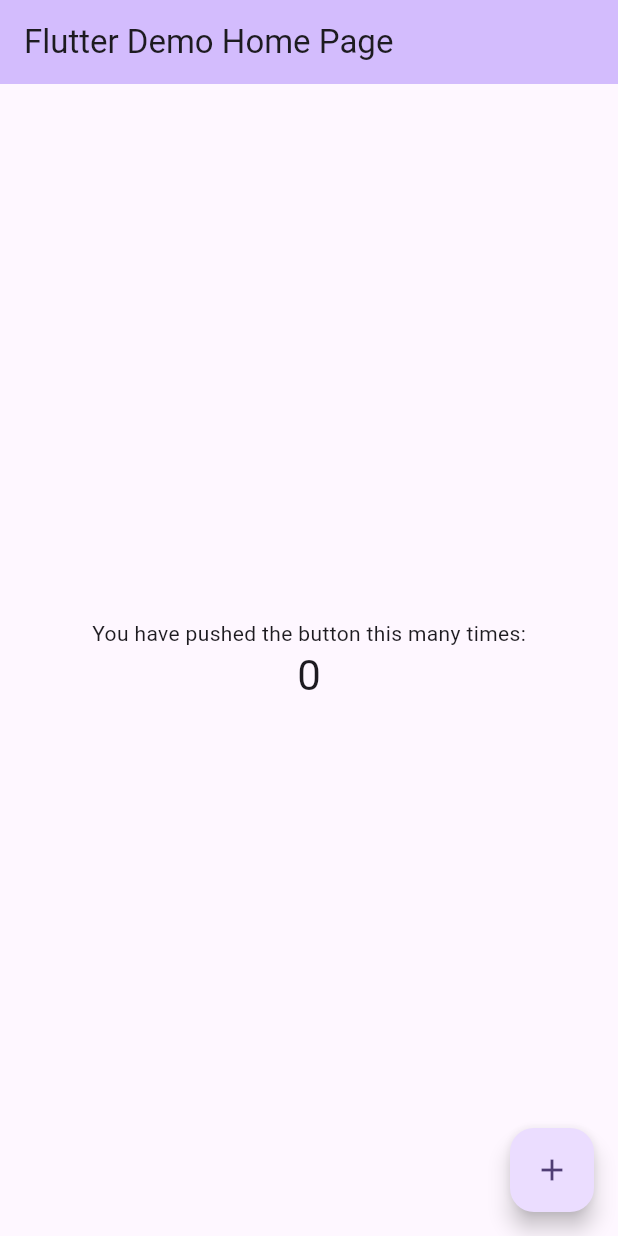
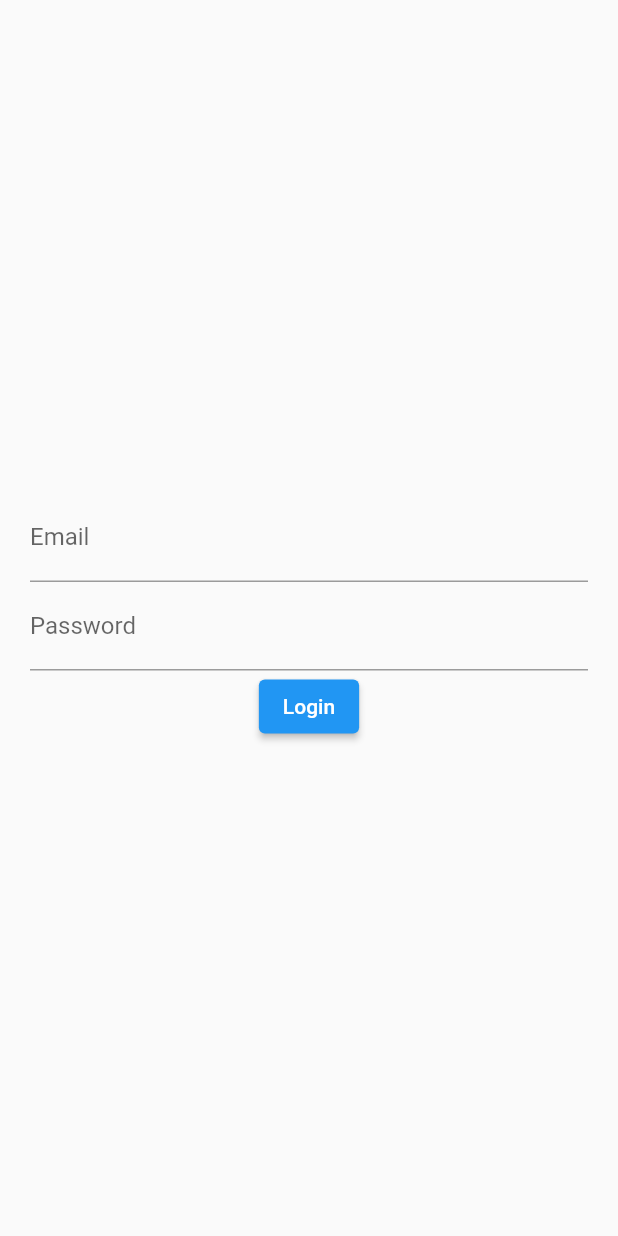
Before and after one commit to shyjutech/eduhabitapp, a Flutter app: the screen it shows after launch, on a phone screen of 412 x 824 dp. Run offline on Flutter 3.47's test engine with Material 2 defaults, Android fonts, the phone set to English and light mode, and no system bars; our stand-ins replace get.

Commit message:
Added boilerplate code

```diff
--- /dev/null
+++ b/eduhabit/lib/bindings/auth_binding.dart
@@ -0,0 +1,10 @@
+import 'package:get/get.dart';
+
+import '../controllers/auth_controller.dart';
+
+class AuthBinding extends Bindings {
+  @override
+  void dependencies() {
+    Get.lazyPut<AuthController>(() => AuthController());
+  }
+}
--- /dev/null
+++ b/eduhabit/lib/controllers/auth_controller.dart
@@ -0,0 +1,16 @@
+import 'package:get/get.dart';
+
+class AuthController extends GetxController {
+  var isLoading = false.obs;
+
+  Future<void> login(String email, String password) async {
+    try {
+      isLoading.value = true;
+      Get.offAllNamed('/dashboard');
+    } catch (e) {
+      Get.snackbar('Error', e.toString());
+    } finally {
+      isLoading.value = false;
+    }
+  }
+}
--- a/eduhabit/lib/main.dart
+++ b/eduhabit/lib/main.dart
@@ -1,125 +1,26 @@
+import 'package:eduhabit/routes/app_pages.dart';
 import 'package:flutter/material.dart';
+import 'package:get/get.dart';
+import 'bindings/auth_binding.dart';
 
-void main() {
+void main() async{
+  // WidgetsFlutterBinding.ensureInitialized(); // Ensures async functions work in main()
+  // await Firebase.initializeApp(); // Initialize Firebase before running the app
+
   runApp(const MyApp());
 }
 
 class MyApp extends StatelessWidget {
   const MyApp({super.key});
 
-  // This widget is the root of your application.
   @override
   Widget build(BuildContext context) {
-    return MaterialApp(
-      title: 'Flutter Demo',
-      theme: ThemeData(
-        // This is the theme of your application.
-        //
-        // TRY THIS: Try running your application with "flutter run". You'll see
-        // the application has a blue toolbar. Then, without quitting the app,
-        // try changing the seedColor in the colorScheme below to Colors.green
-        // and then invoke "hot reload" (save your changes or press the "hot
-        // reload" button in a Flutter-supported IDE, or press "r" if you used
-        // the command line to start the app).
-        //
-        // Notice that the counter didn't reset back to zero; the application
-        // state is not lost during the reload. To reset the state, use hot
-        // restart instead.
-        //
-        // This works for code too, not just values: Most code changes can be
-        // tested with just a hot reload.
-        colorScheme: ColorScheme.fromSeed(seedColor: Colors.deepPurple),
-        useMaterial3: true,
-      ),
-      home: const MyHomePage(title: 'Flutter Demo Home Page'),
+    return GetMaterialApp(
+      debugShowCheckedModeBanner: false,
+      title: 'EduHabit',
+      initialRoute: '/login',
+      getPages: AppPages.routes,
+      initialBinding: AuthBinding(),
     );
   }
 }
-
-class MyHomePage extends StatefulWidget {
-  const MyHomePage({super.key, required this.title});
-
-  // This widget is the home page of your application. It is stateful, meaning
-  // that it has a State object (defined below) that contains fields that affect
-  // how it looks.
-
-  // This class is the configuration for the state. It holds the values (in this
-  // case the title) provided by the parent (in this case the App widget) and
-  // used by the build method of the State. Fields in a Widget subclass are
-  // always marked "final".
-
-  final String title;
-
-  @override
-  State<MyHomePage> createState() => _MyHomePageState();
-}
-
-class _MyHomePageState extends State<MyHomePage> {
-  int _counter = 0;
-
-  void _incrementCounter() {
-    setState(() {
-      // This call to setState tells the Flutter framework that something has
-      // changed in this State, which causes it to rerun the build method below
-      // so that the display can reflect the updated values. If we changed
-      // _counter without calling setState(), then the build method would not be
-      // called again, and so nothing would appear to happen.
-      _counter++;
-    });
-  }
-
-  @override
-  Widget build(BuildContext context) {
-    // This method is rerun every time setState is called, for instance as done
-    // by the _incrementCounter method above.
-    //
-    // The Flutter framework has been optimized to make rerunning build methods
-    // fast, so that you can just rebuild anything that needs updating rather
-    // than having to individually change instances of widgets.
-    return Scaffold(
-      appBar: AppBar(
-        // TRY THIS: Try changing the color here to a specific color (to
-        // Colors.amber, perhaps?) and trigger a hot reload to see the AppBar
-        // change color while the other colors stay the same.
-        backgroundColor: Theme.of(context).colorScheme.inversePrimary,
-        // Here we take the value from the MyHomePage object that was created by
-        // the App.build method, and use it to set our appbar title.
-        title: Text(widget.title),
-      ),
-      body: Center(
-        // Center is a layout widget. It takes a single child and positions it
-        // in the middle of the parent.
-        child: Column(
-          // Column is also a layout widget. It takes a list of children and
-          // arranges them vertically. By default, it sizes itself to fit its
-          // children horizontally, and tries to be as tall as its parent.
-          //
-          // Column has various properties to control how it sizes itself and
-          // how it positions its children. Here we use mainAxisAlignment to
-          // center the children vertically; the main axis here is the vertical
-          // axis because Columns are vertical (the cross axis would be
-          // horizontal).
-          //
-          // TRY THIS: Invoke "debug painting" (choose the "Toggle Debug Paint"
-          // action in the IDE, or press "p" in the console), to see the
-          // wireframe for each widget.
-          mainAxisAlignment: MainAxisAlignment.center,
-          children: <Widget>[
-            const Text(
-              'You have pushed the button this many times:',
-            ),
-            Text(
-              '$_counter',
-              style: Theme.of(context).textTheme.headlineMedium,
-            ),
-          ],
-        ),
-      ),
-      floatingActionButton: FloatingActionButton(
-        onPressed: _incrementCounter,
-        tooltip: 'Increment',
-        child: const Icon(Icons.add),
-      ), // This trailing comma makes auto-formatting nicer for build methods.
-    );
-  }
-}
--- /dev/null
+++ b/eduhabit/lib/routes/app_pages.dart
@@ -0,0 +1,16 @@
+
+import 'package:get/get.dart';
+
+import '../bindings/auth_binding.dart';
+import '../views/login_view.dart';
+import 'app_routes.dart';
+
+class AppPages {
+  static final routes = [
+    GetPage(
+      name: '/login',
+      page: () => LoginView(),
+      binding: AuthBinding(),
+    ),
+  ];
+}
--- /dev/null
+++ b/eduhabit/lib/routes/app_routes.dart
@@ -0,0 +1,5 @@
+abstract class Routes {
+  static const LOGIN = '/login';
+  static const SIGNUP = '/signup';
+  static const DASHBOARD = '/dashboard';
+}
--- /dev/null
+++ b/eduhabit/lib/views/login_view.dart
@@ -0,0 +1,35 @@
+import 'package:flutter/material.dart';
+import 'package:get/get.dart';
+
+import '../controllers/auth_controller.dart';
+
+class LoginView extends StatelessWidget {
+  final AuthController authController = Get.put(AuthController());
+
+  @override
+  Widget build(BuildContext context) {
+    final emailController = TextEditingController();
+    final passwordController = TextEditingController();
+
+    return Scaffold(
+      body: Padding(
+        padding: EdgeInsets.all(20),
+        child: Center(
+          child: Column(
+            mainAxisAlignment: MainAxisAlignment.center,
+            children: [
+              TextField(controller: emailController, decoration: InputDecoration(labelText: 'Email')),
+              TextField(controller: passwordController, decoration: InputDecoration(labelText: 'Password'), obscureText: true),
+              Obx(() => authController.isLoading.value
+                  ? CircularProgressIndicator()
+                  : ElevatedButton(
+                onPressed: () => authController.login(emailController.text, passwordController.text),
+                child: Text('Login'),
+              )),
+            ],
+          ),
+        ),
+      ),
+    );
+  }
+}
--- a/eduhabit/pubspec.yaml
+++ b/eduhabit/pubspec.yaml
@@ -30,6 +30,7 @@ environment:
 dependencies:
   flutter:
     sdk: flutter
+  get:
 
 
   # The following adds the Cupertino Icons font to your application.
```
Also changed, not shown: 1 other file.
